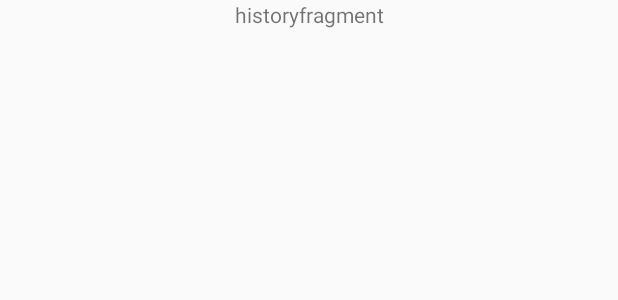
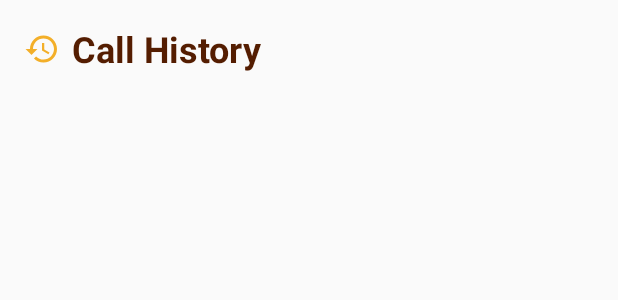
Before and after one commit to gigamike/hackthehive2019, an Android app: the layout history_fragment.xml on its own in the app's theme, with its tools: preview values and no code run, on a phone screen of 412 x 824 dp. Shown: the top 300 px of the screen. Run offline under Robolectric (Android 15) with nearby library versions, the phone set to English and light mode, and no system bars.

Commit message:
create layout and adapter for call history

```diff
--- /dev/null
+++ b/mobile/FreeBee/app/src/main/res/drawable/baseline_history.xml
@@ -0,0 +1,10 @@
+<vector xmlns:android="http://schemas.android.com/apk/res/android"
+        android:width="24dp"
+        android:height="24dp"
+        android:viewportWidth="24.0"
+        android:viewportHeight="24.0"
+        android:tint="@color/colorPrimary">
+    <path
+        android:fillColor="@android:color/white"
+        android:pathData="M13,3c-4.97,0 -9,4.03 -9,9L1,12l3.89,3.89 0.07,0.14L9,12L6,12c0,-3.87 3.13,-7 7,-7s7,3.13 7,7 -3.13,7 -7,7c-1.93,0 -3.68,-0.79 -4.94,-2.06l-1.42,1.42C8.27,19.99 10.51,21 13,21c4.97,0 9,-4.03 9,-9s-4.03,-9 -9,-9zM12,8v5l4.28,2.54 0.72,-1.21 -3.5,-2.08L13.5,8L12,8z"/>
+</vector>
--- a/mobile/FreeBee/app/src/main/res/layout/history_fragment.xml
+++ b/mobile/FreeBee/app/src/main/res/layout/history_fragment.xml
@@ -2,20 +2,39 @@
 <android.support.constraint.ConstraintLayout
     xmlns:android="http://schemas.android.com/apk/res/android"
     xmlns:app="http://schemas.android.com/apk/res-auto"
-    xmlns:tools="http://schemas.android.com/tools"
     android:layout_width="match_parent"
     android:layout_height="match_parent">
 
     <TextView
-        android:id="@+id/textView2"
+        android:id="@+id/callHistoryTextview"
         android:layout_width="wrap_content"
+        android:layout_height="33dp"
+        android:layout_marginStart="16dp"
+        android:layout_marginTop="16dp"
+        android:layout_marginBottom="8dp"
+        android:drawableLeft="@drawable/baseline_history"
+        android:drawablePadding="8dp"
+        android:text="Call History"
+        android:textColor="#541d01"
+        android:textSize="24sp"
+        android:textStyle="bold"
+        app:layout_constraintBottom_toBottomOf="parent"
+        app:layout_constraintEnd_toEndOf="parent"
+        app:layout_constraintHorizontal_bias="0.0"
+        app:layout_constraintStart_toStartOf="parent"
+        app:layout_constraintTop_toTopOf="parent"
+        app:layout_constraintVertical_bias="0.0" />
+
+    <android.support.v7.widget.RecyclerView
+        android:id="@+id/historyRecyclerview"
+        android:layout_width="match_parent"
         android:layout_height="wrap_content"
-        android:layout_marginStart="8dp"
-        android:layout_marginLeft="8dp"
-        android:layout_marginEnd="8dp"
-        android:layout_marginRight="8dp"
-        android:text="historyfragment"
+        android:layout_marginTop="8dp"
+        android:scrollbars="none"
         app:layout_constraintEnd_toEndOf="parent"
+        app:layout_constraintHorizontal_bias="0.0"
         app:layout_constraintStart_toStartOf="parent"
-        tools:layout_editor_absoluteY="100dp" />
+        app:layout_constraintTop_toBottomOf="@+id/callHistoryTextview">
+
+    </android.support.v7.widget.RecyclerView>
 </android.support.constraint.ConstraintLayout>
```
Also changed, not shown: mobile/FreeBee/app/src/main/java/com/gigabytes/freebee/homescreen/views/adapters/HistoryListRecyclerViewAdapter.java (added, +58 -0 lines), mobile/FreeBee/app/src/main/java/com/gigabytes/freebee/homescreen/views/fragments/HistoryFragment.java (+7 -1 lines), mobile/FreeBee/app/src/main/res/layout/history_layout_list_item.xml (added, +50 -0 lines), 48 other files.
